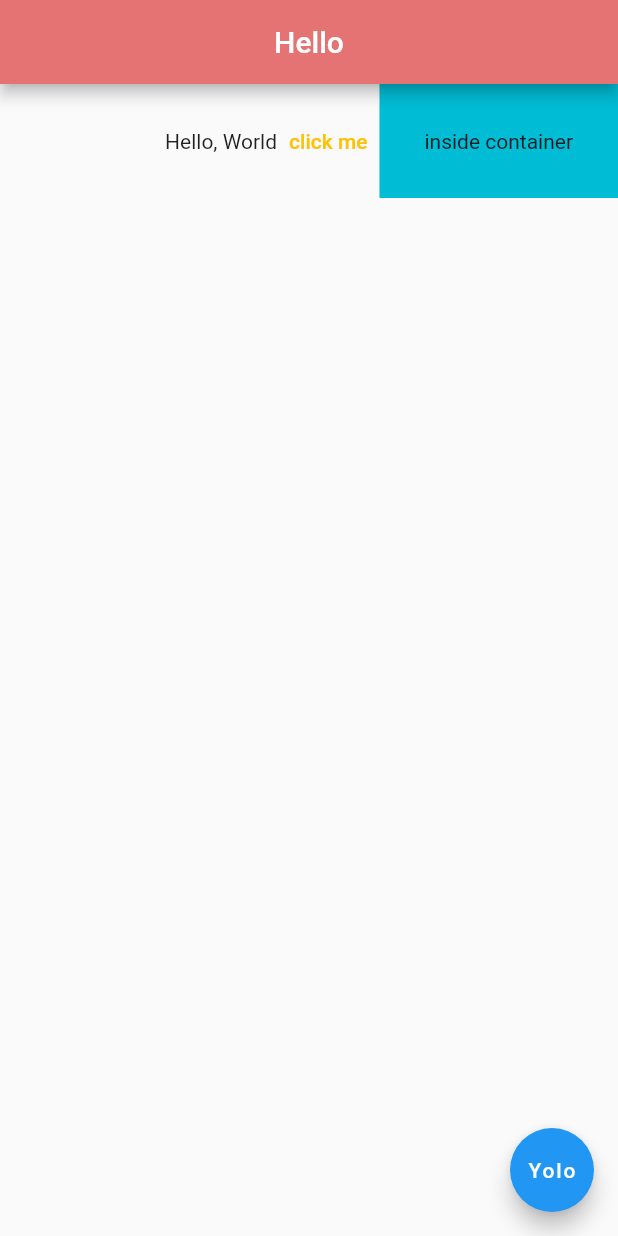
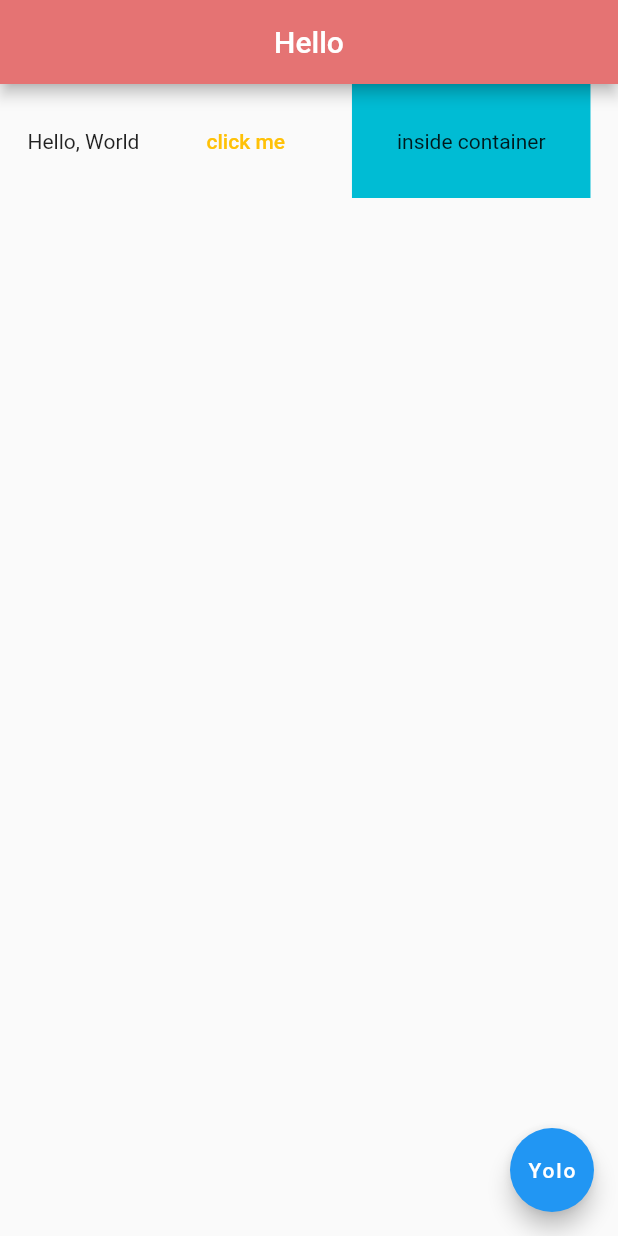
Before and after one commit to pewebdevelopment/Zen-Flutter-PlayGround, a Flutter app: the screen it shows after launch, on a phone screen of 412 x 824 dp. Run offline on Flutter 3.47's test engine with Material 2 defaults, Android fonts, the phone set to English and light mode, and no system bars; missing offline and left inert: dart:html.

Commit message:
MainAxisAlignment.spaceAround

```diff
--- a/lib/main.dart
+++ b/lib/main.dart
@@ -15,7 +15,7 @@ class Home extends StatelessWidget {
           backgroundColor: Colors.red[300],
         ),
         body: Row(
-          mainAxisAlignment: MainAxisAlignment.end,
+          mainAxisAlignment: MainAxisAlignment.spaceAround,
           children: <Widget>[
             Text('Hello, World'),
             TextButton(
```
